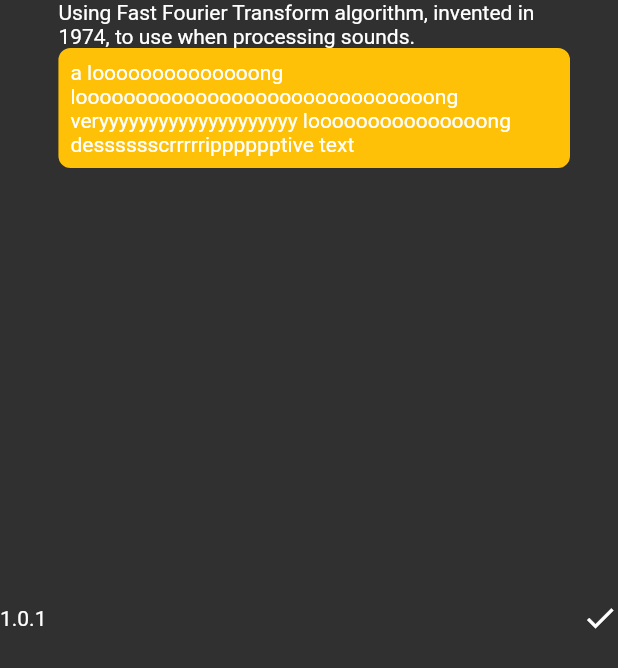
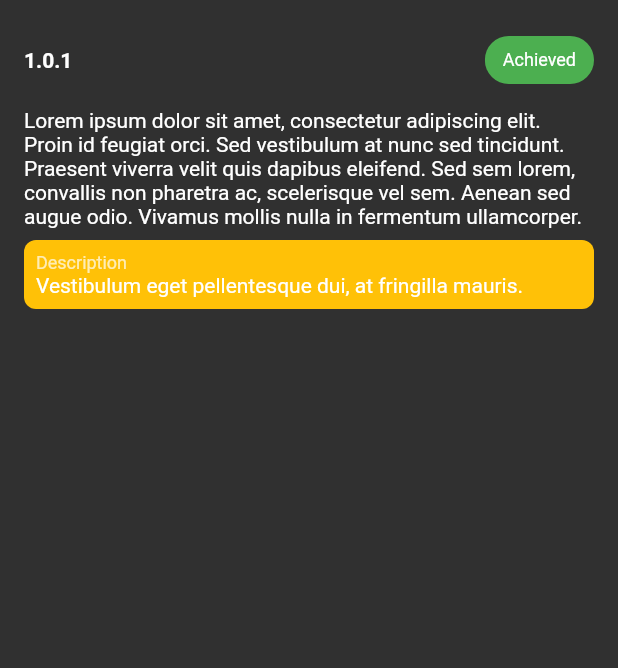
Before and after one commit to kekland/enis-app, a Flutter app: the IMKOGoalWidget widget shown alone on an empty page, opened directly, on a phone screen of 412 x 824 dp. Shown: the top 668 px of the screen. Run offline on Flutter 3.47's test engine with Material 2 defaults, Android fonts, the phone set to English and light mode, and no system bars; statements that could not run were skipped.

Commit message:
Added IMKO Goal widget

```diff
--- a/lib/widgets/imko/imko_goal_widget.dart
+++ b/lib/widgets/imko/imko_goal_widget.dart
@@ -1,37 +1,71 @@
 import 'package:flutter/material.dart';
 
+import '../../classes/goal_status.dart';
+
+class IMKOGoalViewModel {
+  String goalNumber;
+  String goalDescription;
+  GoalStatus goalStatus;
+
+  String workingTowardsComment;
+
+  IMKOGoalViewModel({this.goalNumber, this.goalDescription, this.goalStatus, this.workingTowardsComment = ""});
+}
+
 class IMKOGoalWidget extends StatelessWidget {
+  final IMKOGoalViewModel viewModel;
+
+  IMKOGoalWidget({this.viewModel});
   @override
   Widget build(BuildContext context) {
     return new Container(
-      child: Row(
+      child: new Padding(
+        padding: const EdgeInsets.all(16.0),
+        child: Column(
           children: [
+            new Row(
+              mainAxisAlignment: MainAxisAlignment.spaceBetween,
+              children: [
+                Text(
+                  '1.0.1',
+                  style: Theme.of(context).textTheme.body1.copyWith(fontWeight: FontWeight.bold),
+                ),
+                Chip(
+                  label: Text('Achieved',
+                    style: Theme.of(context).textTheme.caption.copyWith(color: Colors.white),),
+                  backgroundColor: Colors.green,
+                )
+              ],
+            ),
             new Padding(
-            padding: const EdgeInsets.only(right: 8.0),
-            child: Text('1.0.1'),
+              padding: const EdgeInsets.only(top: 8.0, bottom: 8.0),
+              child: Text(
+                'Lorem ipsum dolor sit amet, consectetur adipiscing elit. Proin id feugiat orci. Sed vestibulum at nunc sed tincidunt. Praesent viverra velit quis dapibus eleifend. Sed sem lorem, convallis non pharetra ac, scelerisque vel sem. Aenean sed augue odio. Vivamus mollis nulla in fermentum ullamcorper.',
               ),
-          Expanded(
-            child: Column(
-              crossAxisAlignment: CrossAxisAlignment.start,
-              children: [
-                Text('Using Fast Fourier Transform algorithm, invented in 1974, to use when processing sounds.'),
+            ),
             Container(
+              width: double.infinity,
+              padding: EdgeInsets.all(8.0),
               decoration: BoxDecoration(
                 color: Colors.amber,
-                    border: Border.all(color: Colors.amber, width: 8.0),
                 borderRadius: BorderRadius.circular(8.0),
               ),
-                  child:
-                      Text('a loooooooooooooong loooooooooooooooooooooooooooooong veryyyyyyyyyyyyyyyyyyyy looooooooooooooong desssssscrrrrripppppptive text'),
+              child: new Column(
+                crossAxisAlignment: CrossAxisAlignment.start,
+                children: <Widget>[
+                  Text(
+                    'Description',
+                    style: Theme.of(context).textTheme.caption.copyWith(color: Colors.white70),
+                  ),
+                  Text(
+                    'Vestibulum eget pellentesque dui, at fringilla mauris.',
+                    style: Theme.of(context).textTheme.body1.copyWith(color: Colors.white),
                   ),
                 ],
               ),
             ),
-          new Padding(
-            padding: const EdgeInsets.only(left: 8.0),
-            child: Icon(Icons.check),
+          ],
         ),
-        ],
       ),
     );
   }
--- a/lib/widgets/imko/imko_subject_widget.dart
+++ b/lib/widgets/imko/imko_subject_widget.dart
@@ -110,6 +110,7 @@ class _IMKOSubjectWidgetState extends State<IMKOSubjectWidget> with SingleTicker
                       tappable: false,
                       animate: false,
                     ),
+                    new IMKOGoalWidget(),
                   ],
                 ),
               ),
--- a/pubspec.yaml
+++ b/pubspec.yaml
@@ -8,6 +8,11 @@ dependencies:
   # The following adds the Cupertino Icons font to your application.
   # Use with the CupertinoIcons class for iOS style icons.
   cupertino_icons: ^0.1.0
+  shared_preferences:
+  dynamic_theme:
+    git:
+      url: git://github.com/Norbert515/dynamic_theme.git
+
 
 dev_dependencies:
   flutter_test:
```
Also changed, not shown: pubspec.lock. Lines whose indentation alone changed are shown as unchanged.
